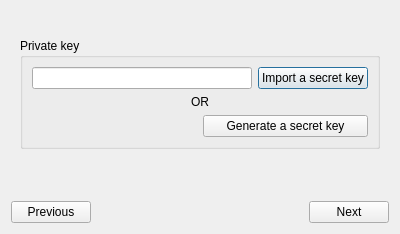
The window that res/ui/createWalletDialog.ui (duniter/sakia) describes before a commit, drawn with Qt 5.
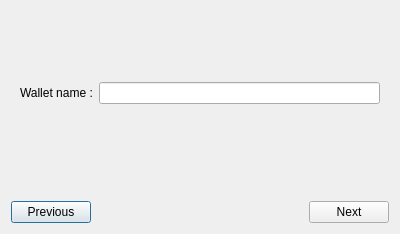
The same window after the commit. The open tabs and pages were chosen to show the change.

```diff
--- a/res/ui/createWalletDialog.ui
+++ b/res/ui/createWalletDialog.ui
@@ -53,98 +53,6 @@
        </item>
       </layout>
      </widget>
-     <widget class="QWidget" name="page_key">
-      <layout class="QVBoxLayout" name="verticalLayout_4">
-       <item>
-        <widget class="QGroupBox" name="groupBox">
-         <property name="title">
-          <string>Private key</string>
-         </property>
-         <layout class="QVBoxLayout" name="verticalLayout_2">
-          <item>
-           <layout class="QHBoxLayout" name="horizontalLayout_5">
-            <item>
-             <widget class="QLineEdit" name="edit_secretkey_path"/>
-            </item>
-            <item>
-             <widget class="QPushButton" name="button_import">
-              <property name="text">
-               <string>Import a secret key</string>
-              </property>
-             </widget>
-            </item>
-           </layout>
-          </item>
-          <item>
-           <widget class="QLabel" name="label_4">
-            <property name="text">
-             <string>OR</string>
-            </property>
-            <property name="alignment">
-             <set>Qt::AlignCenter</set>
-            </property>
-           </widget>
-          </item>
-          <item>
-           <layout class="QHBoxLayout" name="horizontalLayout_6">
-            <property name="topMargin">
-             <number>0</number>
-            </property>
-            <item>
-             <widget class="QLabel" name="label_fingerprint">
-              <property name="text">
-               <string/>
-              </property>
-             </widget>
-            </item>
-            <item>
-             <widget class="QPushButton" name="button_generate">
-              <property name="text">
-               <string>Generate a secret key</string>
-              </property>
-             </widget>
-            </item>
-           </layout>
-          </item>
-         </layout>
-        </widget>
-       </item>
-      </layout>
-     </widget>
-     <widget class="QWidget" name="page_node">
-      <layout class="QVBoxLayout" name="verticalLayout_5">
-       <item>
-        <layout class="QHBoxLayout" name="horizontalLayout_3">
-         <property name="topMargin">
-          <number>0</number>
-         </property>
-         <item>
-          <widget class="QLabel" name="label_2">
-           <property name="text">
-            <string>Main node :</string>
-           </property>
-          </widget>
-         </item>
-         <item>
-          <widget class="QLineEdit" name="edit_address"/>
-         </item>
-         <item>
-          <widget class="QSpinBox" name="spinbox_port">
-           <property name="minimum">
-            <number>1</number>
-           </property>
-           <property name="maximum">
-            <number>65535</number>
-           </property>
-           <property name="value">
-            <number>8881</number>
-           </property>
-          </widget>
-         </item>
-        </layout>
-       </item>
-      </layout>
-     </widget>
     </widget>
    </item>
    <item>
```
Left out of the diff: 64 changed lines with no effect on the pictures.
